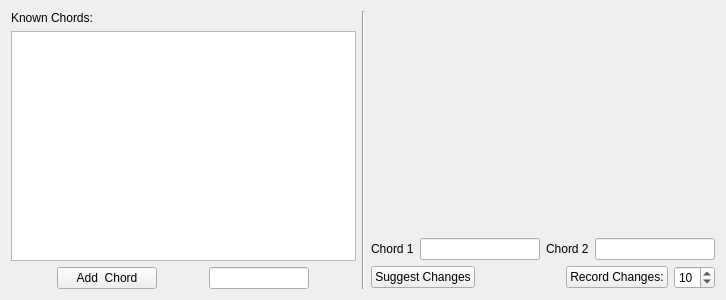
This is guitartools/changes.ui in ispielman/guitartools as Qt 5 draws it before an edit. The edited form follows.
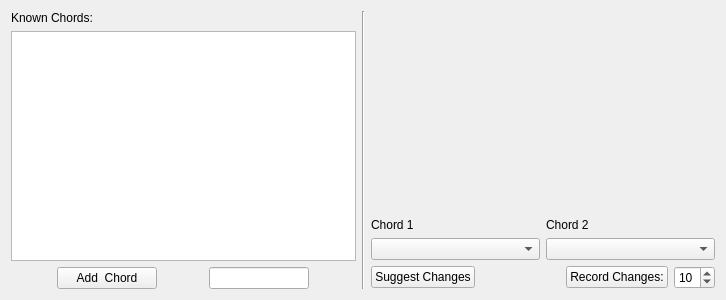
This is the edited form.

Commit message: Cosmetic changes to the changes tab.  This one is essentially done in terms of function.

Patch:
```diff
--- a/guitartools/changes.ui
+++ b/guitartools/changes.ui
@@ -91,27 +91,27 @@
       </spacer>
      </item>
      <item>
-      <layout class="QHBoxLayout" name="horizontalLayout_4">
-       <item>
+      <layout class="QGridLayout" name="gridLayout">
+       <item row="1" column="0">
+        <widget class="QComboBox" name="comboBox_Chord1"/>
+       </item>
+       <item row="0" column="0">
         <widget class="QLabel" name="label_5">
          <property name="text">
           <string>Chord 1</string>
          </property>
         </widget>
        </item>
-       <item>
-        <widget class="QLineEdit" name="lineEdit_Chord1"/>
+       <item row="1" column="1">
+        <widget class="QComboBox" name="comboBox_Chord2"/>
        </item>
-       <item>
+       <item row="0" column="1">
         <widget class="QLabel" name="label_6">
          <property name="text">
           <string>Chord 2</string>
          </property>
         </widget>
        </item>
-       <item>
-        <widget class="QLineEdit" name="lineEdit_Chord2"/>
-       </item>
       </layout>
      </item>
      <item>
```
The commit also changes 2 other files.
